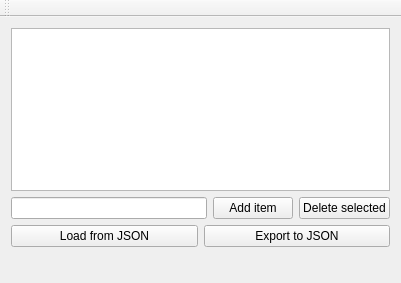
Above: TodoApp/mainwindow.ui from WujoWojtas/todoapp-qt before the change. Below: the same form after it.
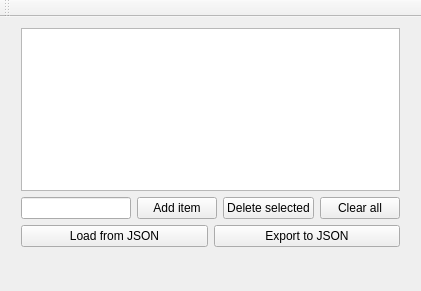
That is the form after the change.

Commit message: qsettings, clear all

```diff
--- a/TodoApp/mainwindow.ui
+++ b/TodoApp/mainwindow.ui
@@ -6,8 +6,8 @@
    <rect>
     <x>0</x>
     <y>0</y>
-    <width>401</width>
-    <height>283</height>
+    <width>421</width>
+    <height>291</height>
    </rect>
   </property>
   <property name="windowTitle">
@@ -17,7 +17,7 @@
    <widget class="QWidget" name="verticalLayoutWidget">
     <property name="geometry">
      <rect>
-      <x>0</x>
+      <x>10</x>
       <y>0</y>
       <width>401</width>
       <height>241</height>
@@ -46,6 +46,13 @@
          </property>
         </widget>
        </item>
+       <item>
+        <widget class="QPushButton" name="clearAll">
+         <property name="text">
+          <string>Clear all</string>
+         </property>
+        </widget>
+       </item>
       </layout>
      </item>
      <item>
```
Left out of the diff: 4 changed lines with no effect on the pictures. The commit also changes 2 other files.
